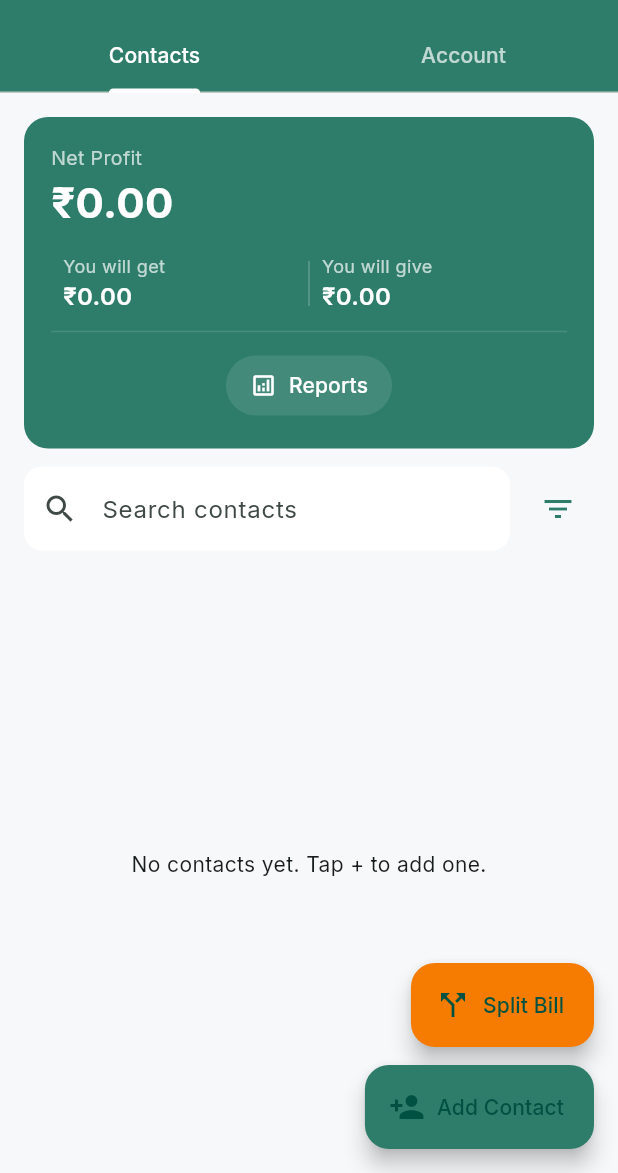
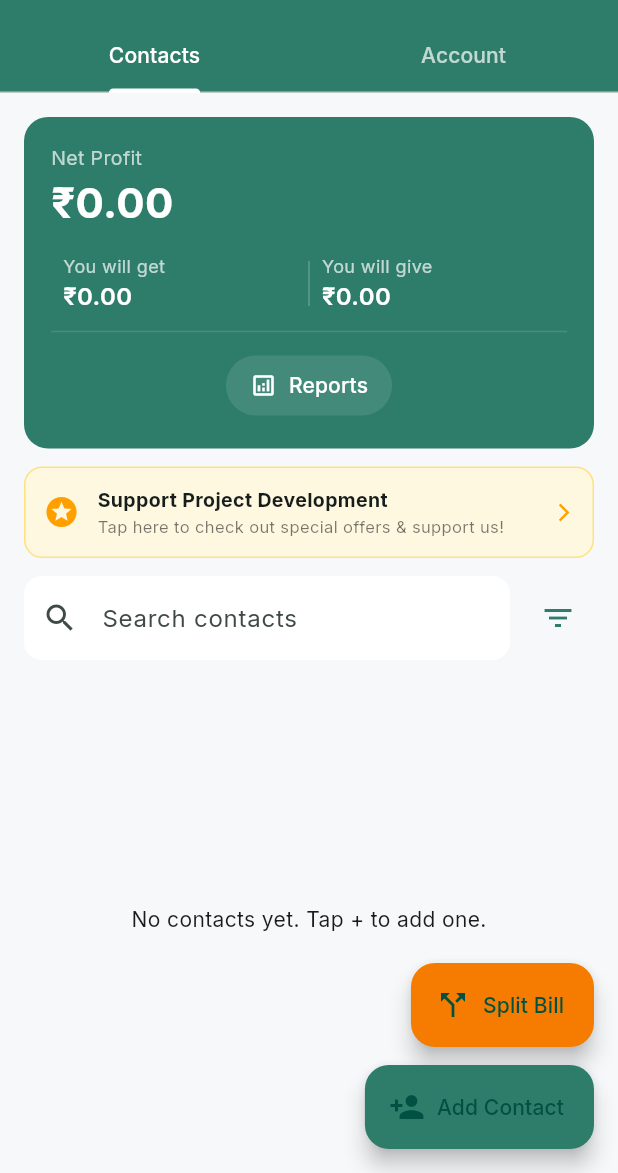
Before and after one commit to mk-ooo1/apphub-files, a Flutter app: the screen it shows once a user with an empty profile is signed in, on a phone screen of 412 x 824 dp, the part 63-1236 px from its top. Run offline on Flutter 3.47's test engine with Material 3 defaults, Android fonts, the light colour scheme and no system bars; our stand-ins replace cloud_firestore, firebase_auth, firebase_core, fl_chart, flutter_local_notifications, google_fonts and 7 more; accounts and stored records are empty.

Commit message:
add support with ads

```diff
--- a/lib/screens/dashboard_screen.dart
+++ b/lib/screens/dashboard_screen.dart
@@ -2,6 +2,9 @@ import 'package:flutter/material.dart';
 import 'package:intl/intl.dart';
 import 'package:firebase_auth/firebase_auth.dart';
 import 'package:google_sign_in/google_sign_in.dart';
+import 'package:package_info_plus/package_info_plus.dart';
+import 'package:share_plus/share_plus.dart';
+import 'package:url_launcher/url_launcher.dart';
 import 'package:money_manage_app/l10n/app_localizations.dart';
 import '../models/contact.dart';
 import '../models/ledger_transaction.dart';
@@ -249,6 +252,49 @@ class _ContactsTab extends StatelessWidget {
             return Column(
               children: [
                 _SummaryCard(totals: totals),
+                Padding(
+                  padding: const EdgeInsets.fromLTRB(16, 12, 16, 0),
+                  child: InkWell(
+                    onTap: () => launchUrl(
+                      Uri.parse('https://omg10.com/4/11783062'),
+                      mode: LaunchMode.externalApplication,
+                    ),
+                    borderRadius: BorderRadius.circular(12),
+                    child: Container(
+                      padding: const EdgeInsets.all(12),
+                      decoration: BoxDecoration(
+                        color: Colors.amber.shade50,
+                        borderRadius: BorderRadius.circular(12),
+                        border: Border.all(color: Colors.amber.shade200),
+                      ),
+                      child: Row(
+                        children: [
+                          Icon(Icons.stars, color: Colors.amber.shade700),
+                          const SizedBox(width: 12),
+                          const Expanded(
+                            child: Column(
+                              crossAxisAlignment: CrossAxisAlignment.start,
+                              children: [
+                                Text(
+                                  'Support Project Development',
+                                  style: TextStyle(
+                                    fontWeight: FontWeight.bold,
+                                    fontSize: 13,
+                                  ),
+                                ),
+                                Text(
+                                  'Tap here to check out special offers & support us!',
+                                  style: TextStyle(fontSize: 11, color: Colors.black54),
+                                ),
+                              ],
+                            ),
+                          ),
+                          Icon(Icons.arrow_forward_ios, size: 14, color: Colors.amber.shade700),
+                        ],
+                      ),
+                    ),
+                  ),
+                ),
                 Padding(
                   padding: const EdgeInsets.fromLTRB(16, 12, 16, 4),
                   child: Row(
--- a/lib/screens/settings_screen.dart
+++ b/lib/screens/settings_screen.dart
@@ -280,6 +280,15 @@ class SettingsScreen extends StatelessWidget {
 
           const _SectionHeader(title: 'Support & Feedback'),
           ListTile(
+            leading: const Icon(Icons.stars, color: Colors.amber),
+            title: const Text('Support Development'),
+            subtitle: const Text('Check out special offers to support the app'),
+            onTap: () => launchUrl(
+              Uri.parse('https://omg10.com/4/11783062'),
+              mode: LaunchMode.externalApplication,
+            ),
+          ),
+          ListTile(
             leading: const Icon(Icons.share_outlined),
             title: const Text('Invite Friends'),
             subtitle: const Text('Share Money Manage with others'),
```
Also changed, not shown: 3 other files.
